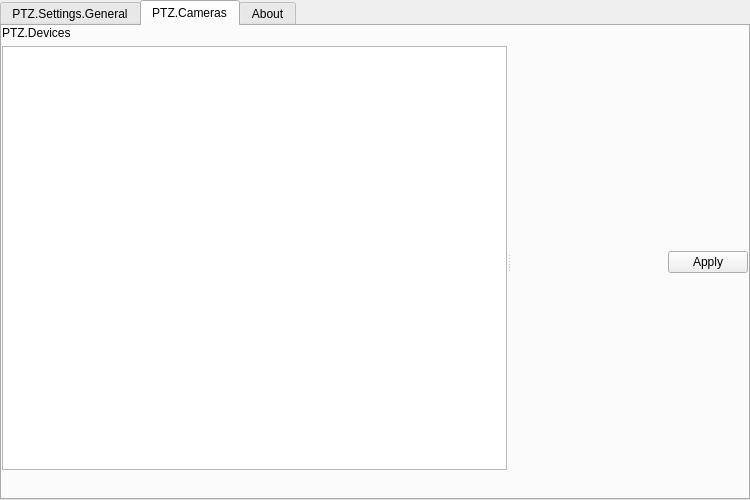
First picture: the form in src/settings.ui, repository glikely/obs-ptz, before the edit.
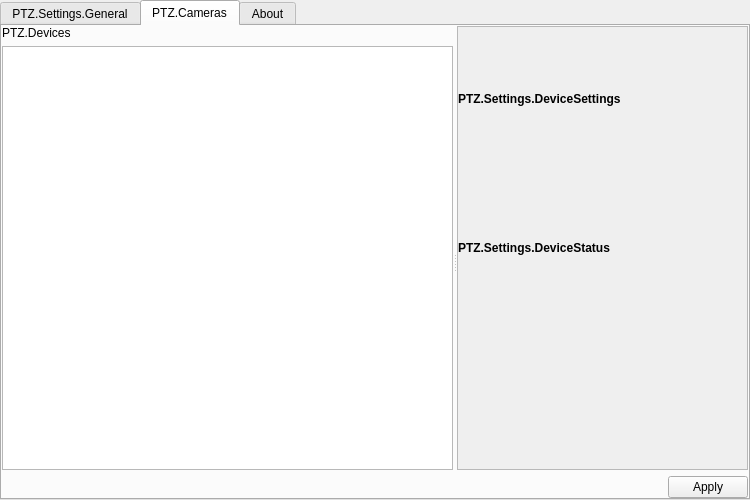
Second picture: the form after the edit. The open tabs and pages were chosen to show the change. Custom widgets are drawn as their Qt base class.

Commit message: settings: Add a PTZStateView widget to show the current state

The edit to the form file:
```diff
--- a/src/settings.ui
+++ b/src/settings.ui
@@ -248,10 +248,63 @@
           </layout>
          </widget>
          <widget class="QWidget" name="widget" native="true">
-          <layout class="QVBoxLayout" name="propertiesLayout" stretch="0">
+          <layout class="QVBoxLayout" name="propertiesLayout" stretch="1,0">
            <property name="sizeConstraint">
             <enum>QLayout::SizeConstraint::SetDefaultConstraint</enum>
            </property>
+           <item>
+            <widget class="VScrollArea" name="propertiesScroll">
+             <property name="widgetResizable">
+              <bool>true</bool>
+             </property>
+             <widget class="QWidget" name="propertiesStack">
+              <layout class="QVBoxLayout" name="propertiesStackLayout">
+               <property name="leftMargin">
+                <number>0</number>
+               </property>
+               <property name="topMargin">
+                <number>0</number>
+               </property>
+               <property name="rightMargin">
+                <number>0</number>
+               </property>
+               <property name="bottomMargin">
+                <number>0</number>
+               </property>
+               <item>
+                <widget class="QLabel" name="settingsLabel">
+                 <property name="font">
+                  <font>
+                   <bold>true</bold>
+                  </font>
+                 </property>
+                 <property name="text">
+                  <string>PTZ.Settings.DeviceSettings</string>
+                 </property>
+                </widget>
+               </item>
+               <item>
+                <layout class="QVBoxLayout" name="settingsViewLayout"/>
+               </item>
+               <item>
+                <widget class="QLabel" name="stateLabel">
+                 <property name="font">
+                  <font>
+                   <bold>true</bold>
+                  </font>
+                 </property>
+                 <property name="text">
+                  <string>PTZ.Settings.DeviceStatus</string>
+                 </property>
+                </widget>
+               </item>
+               <item>
+                <widget class="PTZStateView" name="stateView"/>
+               </item>
+              </layout>
+             </widget>
+            </widget>
+           </item>
            <item>
             <layout class="QHBoxLayout" name="horizontalLayout_4">
              <item>
@@ -315,6 +368,17 @@
    <extends>QSlider</extends>
    <header>double-slider.hpp</header>
   </customwidget>
+  <customwidget>
+   <class>PTZStateView</class>
+   <extends>QWidget</extends>
+   <header>ptz-state-view.hpp</header>
+  </customwidget>
+  <customwidget>
+   <class>VScrollArea</class>
+   <extends>QScrollArea</extends>
+   <header>vertical-scroll-area.hpp</header>
+   <container>1</container>
+  </customwidget>
  </customwidgets>
  <resources/>
  <connections/>
```
The commit also changes 3 other files.
